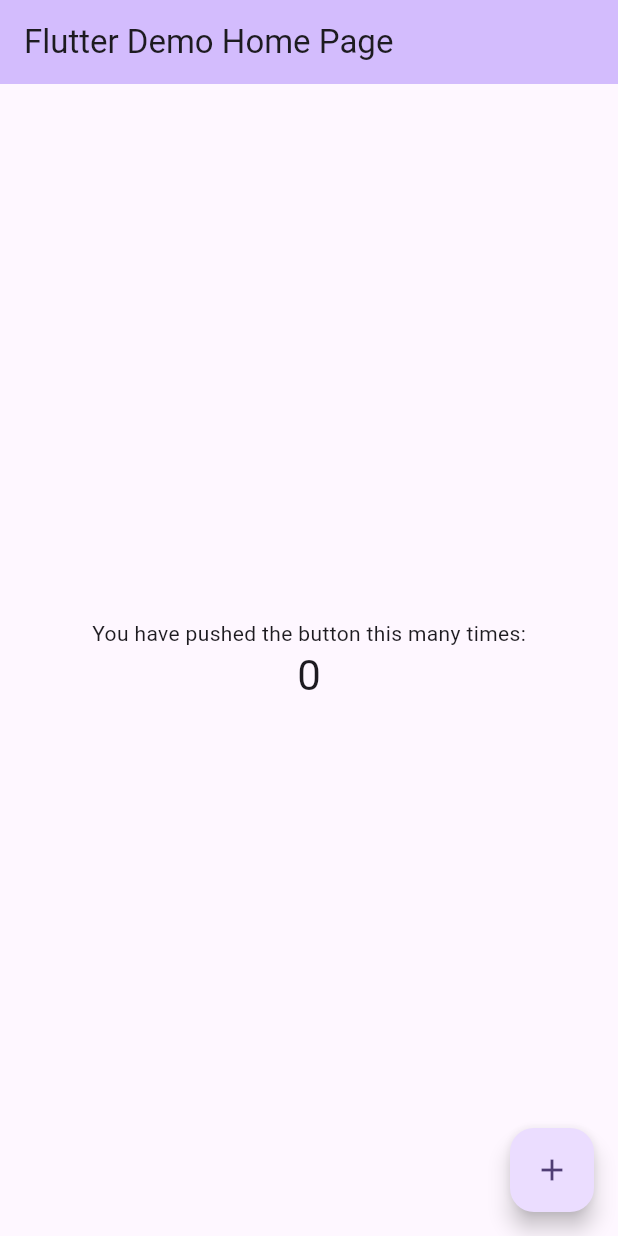
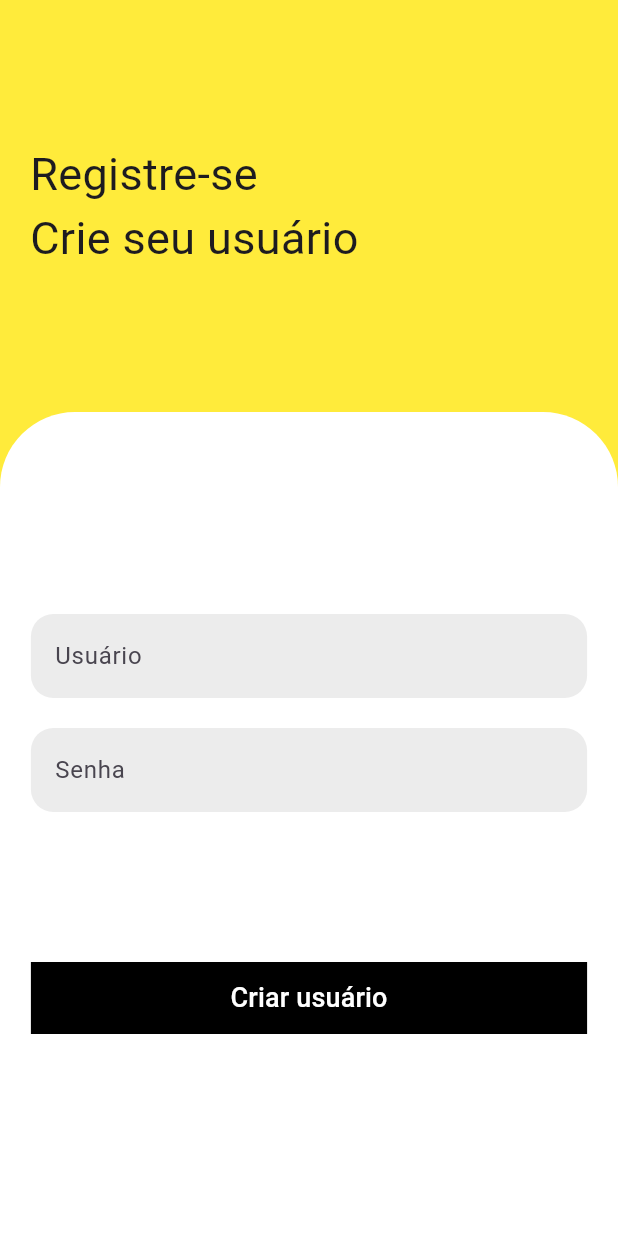
Before and after one commit to leandroncosta/blog-api, a Flutter app: the screen it shows after launch, on a phone screen of 412 x 824 dp. Run offline on Flutter 3.47's test engine with Material 3 defaults, Android fonts, the phone set to English and light mode, and no system bars.

Commit message:
feat: add user register page

```diff
--- /dev/null
+++ b/front/flutter_application/lib/app_widget.dart
@@ -0,0 +1,14 @@
+import 'package:flutter/material.dart';
+import 'package:flutter_application/pages/user_register/user_register_page.dart';
+
+class AppWidget extends StatelessWidget {
+  const AppWidget({super.key});
+
+  @override
+  Widget build(BuildContext context) {
+    return const MaterialApp(
+      title: "teste",
+      home: UserRegisterPage(),
+    );
+  }
+}
--- a/front/flutter_application/lib/main.dart
+++ b/front/flutter_application/lib/main.dart
@@ -1,125 +1,6 @@
 import 'package:flutter/material.dart';
+import 'package:flutter_application/app_widget.dart';
 
 void main() {
-  runApp(const MyApp());
+  runApp(const AppWidget());
 }
-
-class MyApp extends StatelessWidget {
-  const MyApp({super.key});
-
-  // This widget is the root of your application.
-  @override
-  Widget build(BuildContext context) {
-    return MaterialApp(
-      title: 'Flutter Demo',
-      theme: ThemeData(
-        // This is the theme of your application.
-        //
-        // TRY THIS: Try running your application with "flutter run". You'll see
-        // the application has a purple toolbar. Then, without quitting the app,
-        // try changing the seedColor in the colorScheme below to Colors.green
-        // and then invoke "hot reload" (save your changes or press the "hot
-        // reload" button in a Flutter-supported IDE, or press "r" if you used
-        // the command line to start the app).
-        //
-        // Notice that the counter didn't reset back to zero; the application
-        // state is not lost during the reload. To reset the state, use hot
-        // restart instead.
-        //
-        // This works for code too, not just values: Most code changes can be
-        // tested with just a hot reload.
-        colorScheme: ColorScheme.fromSeed(seedColor: Colors.deepPurple),
-        useMaterial3: true,
-      ),
-      home: const MyHomePage(title: 'Flutter Demo Home Page'),
-    );
-  }
-}
-
-class MyHomePage extends StatefulWidget {
-  const MyHomePage({super.key, required this.title});
-
-  // This widget is the home page of your application. It is stateful, meaning
-  // that it has a State object (defined below) that contains fields that affect
-  // how it looks.
-
-  // This class is the configuration for the state. It holds the values (in this
-  // case the title) provided by the parent (in this case the App widget) and
-  // used by the build method of the State. Fields in a Widget subclass are
-  // always marked "final".
-
-  final String title;
-
-  @override
-  State<MyHomePage> createState() => _MyHomePageState();
-}
-
-class _MyHomePageState extends State<MyHomePage> {
-  int _counter = 0;
-
-  void _incrementCounter() {
-    setState(() {
-      // This call to setState tells the Flutter framework that something has
-      // changed in this State, which causes it to rerun the build method below
-      // so that the display can reflect the updated values. If we changed
-      // _counter without calling setState(), then the build method would not be
-      // called again, and so nothing would appear to happen.
-      _counter++;
-    });
-  }
-
-  @override
-  Widget build(BuildContext context) {
-    // This method is rerun every time setState is called, for instance as done
-    // by the _incrementCounter method above.
-    //
-    // The Flutter framework has been optimized to make rerunning build methods
-    // fast, so that you can just rebuild anything that needs updating rather
-    // than having to individually change instances of widgets.
-    return Scaffold(
-      appBar: AppBar(
-        // TRY THIS: Try changing the color here to a specific color (to
-        // Colors.amber, perhaps?) and trigger a hot reload to see the AppBar
-        // change color while the other colors stay the same.
-        backgroundColor: Theme.of(context).colorScheme.inversePrimary,
-        // Here we take the value from the MyHomePage object that was created by
-        // the App.build method, and use it to set our appbar title.
-        title: Text(widget.title),
-      ),
-      body: Center(
-        // Center is a layout widget. It takes a single child and positions it
-        // in the middle of the parent.
-        child: Column(
-          // Column is also a layout widget. It takes a list of children and
-          // arranges them vertically. By default, it sizes itself to fit its
-          // children horizontally, and tries to be as tall as its parent.
-          //
-          // Column has various properties to control how it sizes itself and
-          // how it positions its children. Here we use mainAxisAlignment to
-          // center the children vertically; the main axis here is the vertical
-          // axis because Columns are vertical (the cross axis would be
-          // horizontal).
-          //
-          // TRY THIS: Invoke "debug painting" (choose the "Toggle Debug Paint"
-          // action in the IDE, or press "p" in the console), to see the
-          // wireframe for each widget.
-          mainAxisAlignment: MainAxisAlignment.center,
-          children: <Widget>[
-            const Text(
-              'You have pushed the button this many times:',
-            ),
-            Text(
-              '$_counter',
-              style: Theme.of(context).textTheme.headlineMedium,
-            ),
-          ],
-        ),
-      ),
-      floatingActionButton: FloatingActionButton(
-        onPressed: _incrementCounter,
-        tooltip: 'Increment',
-        child: const Icon(Icons.add),
-      ), // This trailing comma makes auto-formatting nicer for build methods.
-    );
-  }
-}
--- /dev/null
+++ b/front/flutter_application/lib/pages/user_register/user_register_page.dart
@@ -0,0 +1,21 @@
+import 'package:flutter/material.dart';
+import 'package:flutter_application/shared/widgets/register_user/text_top_widget.dart';
+import 'package:flutter_application/shared/widgets/register_user/form_container_widget.dart';
+
+class UserRegisterPage extends StatelessWidget {
+  const UserRegisterPage({super.key});
+
+  @override
+  Widget build(BuildContext context) {
+    return const SafeArea(
+      child: Scaffold(
+        backgroundColor: Colors.yellow,
+        body: Column(
+          crossAxisAlignment: CrossAxisAlignment.start,
+          mainAxisAlignment: MainAxisAlignment.center,
+          children: [TextTopWidget(), FormContainerWidget()],
+        ),
+      ),
+    );
+  }
+}
--- /dev/null
+++ b/front/flutter_application/lib/shared/services/api_service.dart
@@ -0,0 +1,36 @@
+import 'dart:convert';
+import 'dart:developer';
+import 'dart:io';
+import 'package:http/io_client.dart';
+// import 'package:http/http.dart' as http;
+
+class ApiService {
+  final String baseUrl = "https://10.0.2.2:7101/api";
+
+  Future<Map<String, dynamic>> createUser(
+      String username, String password) async {
+    final url = Uri.parse('$baseUrl/users');
+
+    final HttpClient httpClient = HttpClient()
+      ..badCertificateCallback =
+          (X509Certificate cert, String host, int port) => true;
+    final ioClient = IOClient(httpClient);
+
+    final response = await ioClient.post(
+      url,
+      headers: {'Content-Type': 'application/json'},
+      body: json.encode({
+        'userName': username,
+        'password': password,
+      }),
+    );
+    if (response.statusCode == 201) {
+      return json.decode(response.body);
+    } else {
+      final res = json.decode(response.body);
+      log('Error : ${const JsonEncoder.withIndent(" ").convert(res)}');
+      log(res["Error"]);
+      throw Exception('Falha ao criar usuário');
+    }
+  }
+}
--- /dev/null
+++ b/front/flutter_application/lib/shared/widgets/register_user/button_register_widget.dart
@@ -0,0 +1,24 @@
+import 'package:flutter/material.dart';
+
+class ButtonRegisterWidget extends StatelessWidget {
+  final VoidCallback onTap;
+  final String label;
+
+  const ButtonRegisterWidget(
+      {super.key, required this.label, required this.onTap});
+
+  @override
+  Widget build(BuildContext context) {
+    final size = MediaQuery.of(context).size;
+
+    return Container(
+        color: Colors.black,
+        width: size.width * 0.90,
+        child: TextButton(
+            onPressed: onTap,
+            child: Text(
+              label,
+              style: const TextStyle(color: Colors.white, fontSize: 18),
+            )));
+  }
+}
--- /dev/null
+++ b/front/flutter_application/lib/shared/widgets/register_user/form_container_widget.dart
@@ -0,0 +1,66 @@
+import 'dart:convert';
+import 'dart:developer';
+import 'package:flutter/material.dart';
+import 'package:flutter_application/shared/services/api_service.dart';
+import 'package:flutter_application/shared/widgets/register_user/button_register_widget.dart';
+import 'package:flutter_application/shared/widgets/register_user/input_widget.dart';
+
+class FormContainerWidget extends StatefulWidget {
+  const FormContainerWidget({super.key});
+
+  @override
+  State<FormContainerWidget> createState() {
+    return _FormContainerWidgetState();
+  }
+}
+
+class _FormContainerWidgetState extends State<FormContainerWidget> {
+  final ApiService _apiService = ApiService();
+  final TextEditingController _username = TextEditingController();
+  final TextEditingController _password = TextEditingController();
+
+  void _registerUser() async {
+    try {
+      final response = await _apiService.createUser(
+        _username.text,
+        _password.text,
+      );
+
+      log('Usuário criado: ${const JsonEncoder.withIndent(" ").convert(response)}');
+    } catch (e) {
+      log('Erro ao criar usuário: $e');
+    }
+  }
+
+  @override
+  Widget build(BuildContext context) {
+    final size = MediaQuery.of(context).size;
+
+    return Expanded(
+      flex: 2,
+      child: Container(
+        decoration: const BoxDecoration(
+            color: Colors.white,
+            borderRadius: BorderRadius.only(
+                topLeft: Radius.circular(50), topRight: Radius.circular(50))),
+        width: size.width,
+        child: Column(
+          crossAxisAlignment: CrossAxisAlignment.center,
+          mainAxisAlignment: MainAxisAlignment.center,
+          children: [
+            InputWidget(label: "Usuário", controller: _username),
+            const SizedBox(height: 20),
+            InputWidget(
+              label: "Senha",
+              controller: _password,
+            ),
+            const SizedBox(
+              height: 100,
+            ),
+            ButtonRegisterWidget(label: "Criar usuário", onTap: _registerUser)
+          ],
+        ),
+      ),
+    );
+  }
+}
--- /dev/null
+++ b/front/flutter_application/lib/shared/widgets/register_user/input_widget.dart
@@ -0,0 +1,31 @@
+import 'package:flutter/material.dart';
+
+class InputWidget extends StatelessWidget {
+  final String label;
+  final TextEditingController controller;
+
+  const InputWidget({super.key, required this.label, required this.controller});
+
+  @override
+  Widget build(BuildContext context) {
+    final size = MediaQuery.of(context).size;
+
+    return SizedBox(
+      width: size.width * 0.90,
+      child: TextField(
+        controller: controller,
+        decoration: InputDecoration(
+            fillColor: Colors.grey.withOpacity(0.2),
+            filled: true,
+            labelText: label,
+            focusedBorder: OutlineInputBorder(
+              borderRadius: BorderRadius.circular(12),
+              borderSide: const BorderSide(color: Colors.yellow),
+            ),
+            border: OutlineInputBorder(
+                borderSide: BorderSide.none,
+                borderRadius: BorderRadius.circular(15))),
+      ),
+    );
+  }
+}
--- /dev/null
+++ b/front/flutter_application/lib/shared/widgets/register_user/text_top_widget.dart
@@ -0,0 +1,26 @@
+import 'package:flutter/material.dart';
+
+class TextTopWidget extends StatelessWidget {
+  const TextTopWidget({super.key});
+
+  @override
+  Widget build(BuildContext context) {
+    return Expanded(
+      flex: 1,
+      child: Padding(
+        padding: const EdgeInsets.all(20),
+        child: Container(
+          alignment: Alignment.centerLeft,
+          child: const Text.rich(
+              textAlign: TextAlign.start,
+              TextSpan(
+                  text: "Registre-se",
+                  style: TextStyle(
+                    fontSize: 30,
+                  ),
+                  children: [TextSpan(text: "\nCrie seu usuário")])),
+        ),
+      ),
+    );
+  }
+}
--- a/front/flutter_application/pubspec.yaml
+++ b/front/flutter_application/pubspec.yaml
@@ -35,6 +35,7 @@ dependencies:
   # The following adds the Cupertino Icons font to your application.
   # Use with the CupertinoIcons class for iOS style icons.
   cupertino_icons: ^1.0.8
+  http: ^1.2.2
 
 dev_dependencies:
   flutter_test:
```
Also changed, not shown: front/flutter_application/pubspec.lock, 2 other files.
